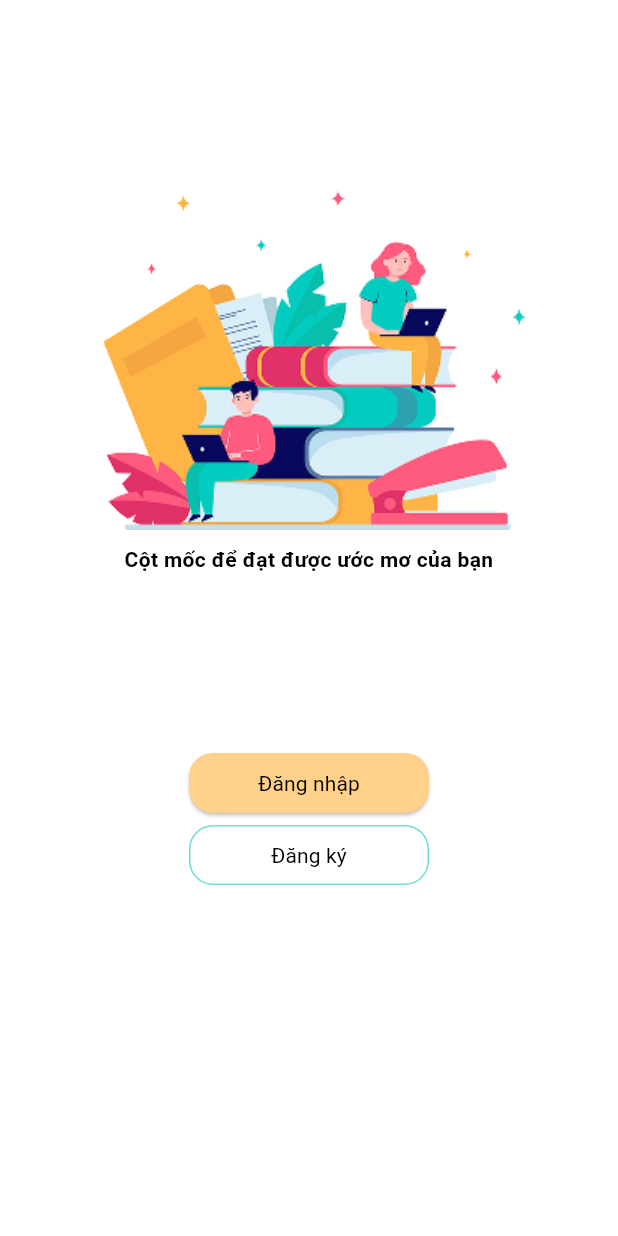
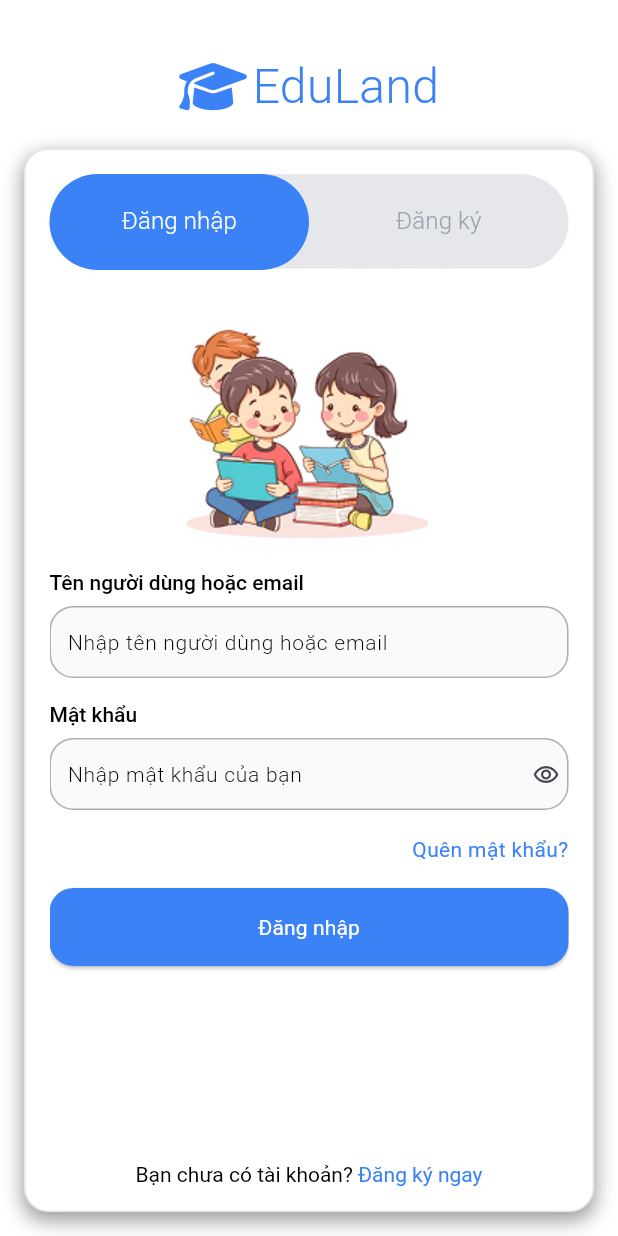
Before and after one commit to mdunggggg/mad_edu_land_fe, a Flutter app: the screen it shows after launch, after a tap on "Đăng nhập", on a phone screen of 412 x 824 dp. Run offline on Flutter 3.47's test engine with Material 3 defaults, Android fonts, the phone set to English and light mode, and no system bars; our stand-ins replace auto_route, dio, easy_localization, freezed_annotation, pretty_dio_logger, shared_preferences; missing offline and left inert: curl_logger_dio_interceptor.

Commit message:
[FE-ED-004]: Login screen (#4)
* [FE-ED-004]: add tabview login & register

* [FE-ED-004]: add app input

* [FE-ED-004]: config ios

* [FE-ED-004]: login screen

---------

Co-authored-by: Hoàng Mạnh Dũng <dung.hm@teko.vn>

```diff
--- a/assets/translations/en.json
+++ b/assets/translations/en.json
@@ -63,7 +63,7 @@
   "enter_question": "Enter your question",
   "enter_username_or_email": "Enter your username or email",
   "excellent": "Excellent",
-  "forgot_password": "Forgot Password",
+  "forgot_password": "Forgot Password?",
   "forum": "Forum",
   "forum_post": "Forum Post",
   "fri": "Fri",
--- a/assets/translations/vi.json
+++ b/assets/translations/vi.json
@@ -63,7 +63,7 @@
   "enter_question": "Nhập câu hỏi của bạn",
   "enter_username_or_email": "Nhập tên người dùng hoặc email",
   "excellent": "Xuất sắc",
-  "forgot_password": "Quên mật khẩu",
+  "forgot_password": "Quên mật khẩu?",
   "forum": "Diễn đàn",
   "forum_post": "Bài đăng",
   "fri": "Thứ Sáu",
--- /dev/null
+++ b/lib/src/feature/components/app_input.dart
@@ -0,0 +1,135 @@
+import 'package:edu_land/src/resources/constant/app_colors.dart';
+import 'package:edu_land/src/resources/constant/app_styles.dart';
+import 'package:edu_land/src/shared/extension/ext_num.dart';
+import 'package:edu_land/src/shared/extension/ext_widget.dart';
+import 'package:flutter/material.dart';
+import 'package:flutter/services.dart';
+
+
+class AppInput extends StatelessWidget {
+  const AppInput({
+    super.key,
+    this.initialValue,
+    this.label,
+    this.padding,
+    this.radius,
+    required this.hintText,
+    this.controller,
+    this.suffixIcon,
+    this.prefixIcon,
+    this.validate,
+    this.textInputType = TextInputType.text,
+    this.required = false,
+    this.readOnly = false,
+    this.onTap,
+    this.onChanged,
+    this.onConfirm,
+    this.onTapOutside,
+    this.inputFormatters,
+  });
+
+  final String? initialValue;
+  final String? label;
+  final EdgeInsetsGeometry? padding;
+  final double? radius;
+  final String hintText;
+  final TextEditingController? controller;
+  final TextInputType textInputType;
+  final Widget? suffixIcon;
+  final Widget? prefixIcon;
+  final String? Function(String? value)? validate;
+  final bool readOnly;
+  final bool required;
+  final Function? onTap;
+  final Function(String)? onChanged;
+  final Function(String)? onConfirm;
+  final Function()? onTapOutside;
+  final TextAlign textAlign = TextAlign.start;
+  final List<TextInputFormatter>? inputFormatters;
+
+  @override
+  Widget build(BuildContext context) {
+    return Column(
+      crossAxisAlignment: CrossAxisAlignment.start,
+      mainAxisSize: MainAxisSize.min,
+      children: [
+        if (label != null)
+          RichText(
+            text: TextSpan(
+              text: label,
+              style: StyleApp.medium(),
+              children: [
+                if (required)
+                  TextSpan(text: ' *', style: StyleApp.medium(color: Colors.red),)
+              ],
+            ),
+          ),
+        if (label != null) 8.height,
+        TextFormField(
+          initialValue: initialValue,
+          readOnly: readOnly,
+          onTap: () {
+            if (onTap != null) onTap?.call();
+          },
+          onChanged: (String? value) {
+            if (value != null && onChanged != null) {
+              onChanged!(value);
+            }
+          },
+          onFieldSubmitted: (value) {
+            if (onConfirm != null) {
+              onConfirm!(value);
+            }
+          },
+          onTapOutside: (event) =>
+          onTapOutside?.call() ??
+              FocusManager.instance.primaryFocus?.unfocus(),
+          keyboardType: textInputType,
+          controller: controller,
+          textAlign: textAlign,
+          validator: validate,
+          inputFormatters: inputFormatters,
+          decoration: InputDecoration(
+            filled: true,
+            fillColor: const Color(AppColors.cF9),
+            hintText: hintText,
+            hintStyle: StyleApp.light(),
+            isDense: true,
+            border: OutlineInputBorder(
+              borderRadius: 16.radius,
+              borderSide: BorderSide(
+                color: Colors.black.withOpacity(0.3),
+                width: 1,
+              ),
+            ),
+            enabledBorder: OutlineInputBorder(
+              borderRadius: 16.radius,
+              borderSide:  BorderSide(
+                color: Colors.black.withOpacity(0.3),
+                width: 1,
+              ),
+            ),
+            focusedBorder: OutlineInputBorder(
+              borderRadius: 16.radius,
+              borderSide: const BorderSide(
+                color: Colors.black,
+                width: 1,
+              ),
+            ),
+            contentPadding: 8.paddingHor + 12.paddingVer,
+            suffixIcon: suffixIcon?.padding(6.paddingHor),
+            prefixIcon: prefixIcon?.padding(6.paddingHor),
+            suffixIconConstraints: const BoxConstraints(
+              minHeight: 16,
+              minWidth: 16,
+            ),
+            prefixIconConstraints: const BoxConstraints(
+              minHeight: 16,
+              minWidth: 16,
+            ),
+          ),
+        ),
+      ],
+    );
+  }
+}
--- /dev/null
+++ b/lib/src/feature/components/app_input_password.dart
@@ -0,0 +1,146 @@
+import 'package:edu_land/src/resources/constant/app_styles.dart';
+import 'package:edu_land/src/shared/extension/ext_num.dart';
+import 'package:edu_land/src/shared/extension/ext_widget.dart';
+import 'package:flutter/material.dart';
+import 'package:flutter/services.dart';
+
+import '../../resources/constant/app_colors.dart';
+
+class AppInputPassword extends StatelessWidget {
+  AppInputPassword({
+    super.key,
+    this.initialValue,
+    this.label,
+    this.padding,
+    this.radius,
+    required this.hintText,
+    this.controller,
+    this.prefixIcon,
+    this.validate,
+    this.textInputType = TextInputType.text,
+    this.required = false,
+    this.readOnly = false,
+    this.onTap,
+    this.onChanged,
+    this.onConfirm,
+    this.onTapOutside,
+    this.inputFormatters,
+  });
+
+  final String? initialValue;
+  final String? label;
+  final EdgeInsetsGeometry? padding;
+  final double? radius;
+  final String hintText;
+  final TextEditingController? controller;
+  final TextInputType textInputType;
+  final Widget? prefixIcon;
+  final String? Function(String? value)? validate;
+  final bool readOnly;
+  final bool required;
+  final Function? onTap;
+  final Function(String)? onChanged;
+  final Function(String)? onConfirm;
+  final Function()? onTapOutside;
+  final TextAlign textAlign = TextAlign.start;
+  final List<TextInputFormatter>? inputFormatters;
+
+  final ValueNotifier<bool> showPass = ValueNotifier(false);
+
+  @override
+  Widget build(BuildContext context) {
+    return Column(
+      crossAxisAlignment: CrossAxisAlignment.start,
+      mainAxisSize: MainAxisSize.min,
+      children: [
+        if (label != null)
+          RichText(
+            text: TextSpan(
+              text: label,
+              style: StyleApp.medium(),
+              children: [
+                if (required)
+                  TextSpan(
+                    text: ' *',
+                    style: StyleApp.medium(color: Colors.red),
+                  )
+              ],
+            ),
+          ),
+        if (label != null) 8.height,
+        ValueListenableBuilder(valueListenable: showPass, builder: (context, value, child) {
+          return TextFormField(
+            initialValue: initialValue,
+            readOnly: readOnly,
+            onTap: () {
+              if (onTap != null) onTap?.call();
+            },
+            onChanged: (String? value) {
+              if (value != null && onChanged != null) {
+                onChanged!(value);
+              }
+            },
+            onFieldSubmitted: (value) {
+              if (onConfirm != null) {
+                onConfirm!(value);
+              }
+            },
+            onTapOutside: (event) =>
+            onTapOutside?.call() ??
+                FocusManager.instance.primaryFocus?.unfocus(),
+            keyboardType: textInputType,
+            controller: controller,
+            textAlign: textAlign,
+            validator: validate,
+            obscureText: !value,
+            inputFormatters: inputFormatters,
+            decoration: InputDecoration(
+              filled: true,
+              fillColor: const Color(AppColors.cF9),
+              hintText: hintText,
+              hintStyle: StyleApp.light(),
+              isDense: true,
+              border: OutlineInputBorder(
+                borderRadius: 16.radius,
+                borderSide: BorderSide(
+                  color: Colors.black.withOpacity(0.3),
+                  width: 1,
+                ),
+              ),
+              enabledBorder: OutlineInputBorder(
+                borderRadius: 16.radius,
+                borderSide: BorderSide(
+                  color: Colors.black.withOpacity(0.3),
+                  width: 1,
+                ),
+              ),
+              focusedBorder: OutlineInputBorder(
+                borderRadius: 16.radius,
+                borderSide: const BorderSide(
+                  color: Colors.black,
+                  width: 1,
+                ),
+              ),
+              contentPadding: 8.paddingHor + 12.paddingVer,
+              suffixIcon: InkWell(
+                onTap: () => showPass.value = !showPass.value,
+                child: Icon(value ? Icons.remove_red_eye : Icons
+                    .remove_red_eye_outlined),
+              ).padding(6.paddingHor),
+              prefixIcon: prefixIcon?.padding(6.paddingHor),
+              suffixIconConstraints: const BoxConstraints(
+                minHeight: 16,
+                minWidth: 16,
+              ),
+              prefixIconConstraints: const BoxConstraints(
+                minHeight: 16,
+                minWidth: 16,
+              ),
+            ),
+          );
+        },)
+
+      ],
+    );
+  }
+}
--- a/lib/src/feature/components/primary_button.dart
+++ b/lib/src/feature/components/primary_button.dart
@@ -9,11 +9,14 @@ class PrimaryButton extends StatelessWidget {
   final double paddingVer;
   final String text;
   final Color color;
+  final TextStyle? textStyle;
+
 
   const PrimaryButton({
     super.key,
     required this.text,
     required this.onClick,
+    this.textStyle,
     this.paddingHor = 16,
     this.paddingVer = 8, required this.color,
   });
@@ -33,7 +36,7 @@ class PrimaryButton extends StatelessWidget {
         text,
         maxLines: 1,
         softWrap: false,
-        style: StyleApp.normal(),
+        style: textStyle ?? StyleApp.normal(),
       ),
     );
   }
--- /dev/null
+++ b/lib/src/feature/screen/login_and_register/login/login_screen.dart
@@ -0,0 +1,79 @@
+import 'package:edu_land/src/feature/components/app_input.dart';
+import 'package:edu_land/src/feature/components/primary_button.dart';
+import 'package:edu_land/src/resources/constant/app_colors.dart';
+import 'package:edu_land/src/resources/constant/app_images.dart';
+import 'package:edu_land/src/resources/constant/app_strings.dart';
+import 'package:edu_land/src/resources/constant/app_styles.dart';
+import 'package:edu_land/src/shared/extension/ext_num.dart';
+import 'package:flutter/gestures.dart';
+import 'package:flutter/material.dart';
+
+import '../../../components/app_input_password.dart';
+
+class LoginScreen extends StatefulWidget {
+  const LoginScreen({super.key, required this.onRegister});
+
+  final VoidCallback onRegister;
+
+  @override
+  State<LoginScreen> createState() => _LoginScreenState();
+}
+
+class _LoginScreenState extends State<LoginScreen> {
+  @override
+  Widget build(BuildContext context) {
+    return Column(
+      crossAxisAlignment: CrossAxisAlignment.stretch,
+      children: [
+        Image.asset(
+          AppImages.imgLogin,
+          height: 192,
+        ),
+        8.height,
+        AppInput(
+          label: AppStrings.usernameOrEmail,
+          hintText: AppStrings.enterUsernameOrEmail,
+        ),
+        16.height,
+        AppInputPassword(
+          label: AppStrings.password,
+          hintText: AppStrings.enterPassword,
+        ),
+        16.height,
+        Text(
+          AppStrings.forgotPassword,
+          style: StyleApp.normal(color: const Color(AppColors.c3B)),
+          textAlign: TextAlign.right,
+        ),
+        16.height,
+        PrimaryButton(
+          text: AppStrings.txtLogin,
+          onClick: () {},
+          color: const Color(AppColors.c3B),
+          paddingVer: 16,
+          textStyle: StyleApp.normal(color: const Color(AppColors.cFFFF)),
+        ),
+        const Spacer(),
+        RichText(
+          textAlign: TextAlign.center,
+          text: TextSpan(
+            text: '${AppStrings.dontHaveAccount} ',
+            style: StyleApp.normal(),
+            children: [
+              TextSpan(
+                text: AppStrings.registerNow,
+                style: StyleApp.normal(
+                  color: const Color(
+                    AppColors.c3B,
+                  ),
+                ),
+                recognizer: TapGestureRecognizer()
+                  ..onTap = widget.onRegister,
+              ),
+            ],
+          ),
+        ),
+      ],
+    );
+  }
+}
--- /dev/null
+++ b/lib/src/feature/screen/login_and_register/login_and_register_screen.dart
@@ -0,0 +1,143 @@
+import 'package:auto_route/annotations.dart';
+import 'package:edu_land/src/feature/components/fa_icon.dart';
+import 'package:edu_land/src/feature/screen/login_and_register/login/login_screen.dart';
+import 'package:edu_land/src/resources/constant/app_colors.dart';
+import 'package:edu_land/src/resources/constant/app_strings.dart';
+import 'package:edu_land/src/resources/constant/app_styles.dart';
+import 'package:edu_land/src/shared/extension/ext_num.dart';
+import 'package:edu_land/src/shared/extension/ext_widget.dart';
+import 'package:flutter/material.dart';
+
+@RoutePage()
+class LoginAndRegisterScreen extends StatefulWidget {
+  const LoginAndRegisterScreen({super.key});
+
+  @override
+  State<LoginAndRegisterScreen> createState() => _LoginAndRegisterScreenState();
+}
+
+class _LoginAndRegisterScreenState extends State<LoginAndRegisterScreen>
+    with TickerProviderStateMixin {
+  late final TabController tabController;
+
+  @override
+  void initState() {
+    tabController = TabController(length: 2, vsync: this);
+    super.initState();
+  }
+
+  @override
+  Widget build(BuildContext context) {
+    return Scaffold(
+      backgroundColor: const Color(AppColors.cFFFF),
+      resizeToAvoidBottomInset: false,
+      body: Column(
+        crossAxisAlignment: CrossAxisAlignment.stretch,
+        children: [
+          32.height,
+          _buildHeader(),
+          _loginAndRegister(),
+        ],
+      ),
+    );
+  }
+
+  _buildHeader() {
+    return Row(
+      mainAxisAlignment: MainAxisAlignment.center,
+      children: [
+        const FaIcon(
+          iconCode: 'f19d',
+          color: Color(AppColors.c3B),
+          size: 36,
+          type: FaIconType.solid,
+        ),
+        const Text(' '),
+        Text(
+          AppStrings.appName,
+          style:
+              StyleApp.light(fontSize: 32, color: const Color(AppColors.c3B)),
+          textAlign: TextAlign.center,
+        ),
+      ],
+    );
+  }
+
+  _loginAndRegister() {
+    return Expanded(
+      child: Container(
+        margin: 16.padding,
+        padding: 16.padding,
+        decoration: BoxDecoration(
+          color: const Color(AppColors.cFFFF),
+          borderRadius: 16.radius,
+          border: Border.all(
+            color: const Color(AppColors.cE5),
+          ),
+          boxShadow: const [
+            BoxShadow(
+              color: Colors.grey,
+              blurRadius: 10,
+              spreadRadius: 1,
+              offset: Offset(0, 5),
+            ),
+          ],
+        ),
+        child: Column(
+          children: [
+            _buildTabar(),
+            _buildTabView(),
+          ],
+        ),
+      ),
+    );
+  }
+
+  _buildTabar() {
+    return Container(
+      decoration: BoxDecoration(
+        color: const Color(AppColors.cE5),
+        borderRadius: 999.radius,
+      ),
+      child: TabBar(
+        controller: tabController,
+        labelColor: const Color(AppColors.cFFFF),
+        unselectedLabelColor: const Color(AppColors.c9C),
+        indicator: BoxDecoration(
+          color: const Color(AppColors.c3B),
+          borderRadius: 999.radius,
+        ),
+        labelStyle: StyleApp.light(fontSize: 16),
+        indicatorColor: Colors.white,
+        dividerColor: Colors.white,
+        indicatorSize: TabBarIndicatorSize.tab,
+        tabs: [
+          Tab(
+            child: Text(
+              AppStrings.txtLogin,
+            ),
+          ).padding(8.paddingVer),
+          Tab(
+            child: Text(
+              AppStrings.register,
+            ),
+          ).padding(8.paddingVer),
+        ],
+      ),
+    );
+  }
+
+  _buildTabView() {
+    return Expanded(
+      child: TabBarView(
+        controller: tabController,
+        children: [
+          LoginScreen(
+            onRegister: () => tabController.animateTo(1),
+          ),
+          Container(),
+        ],
+      ),
+    );
+  }
+}
--- a/lib/src/feature/screen/welcome/welcome_screen.dart
+++ b/lib/src/feature/screen/welcome/welcome_screen.dart
@@ -1,9 +1,11 @@
 import 'package:auto_route/annotations.dart';
+import 'package:auto_route/auto_route.dart';
 import 'package:edu_land/src/feature/components/primary_button.dart';
 import 'package:edu_land/src/feature/components/secondary_button.dart';
 import 'package:edu_land/src/resources/constant/app_colors.dart';
 import 'package:edu_land/src/resources/constant/app_images.dart';
 import 'package:edu_land/src/resources/constant/app_styles.dart';
+import 'package:edu_land/src/router/router.gr.dart';
 import 'package:edu_land/src/shared/extension/ext_num.dart';
 import 'package:flutter/material.dart';
 
@@ -38,7 +40,9 @@ class WelcomeScreen extends StatelessWidget {
               width: 160,
               child: PrimaryButton(
                 text: AppStrings.txtLogin,
-                onClick: () {},
+                onClick: () {
+                  context.router.push(const LoginAndRegisterRoute());
+                },
                 color: const Color(AppColors.cFFD),
               ),
             ),
--- a/lib/src/resources/constant/app_images.dart
+++ b/lib/src/resources/constant/app_images.dart
@@ -1,4 +1,5 @@
 abstract class AppImages {
   static const String _packageName = 'assets/images';
   static const String imgWelcome = '$_packageName/img_welcome.png';
+  static const String imgLogin = '$_packageName/img_login.png';
 }
--- a/lib/src/router/router.dart
+++ b/lib/src/router/router.dart
@@ -7,5 +7,6 @@ class AppRouter extends RootStackRouter {
   List<AutoRoute> get routes => [
     AutoRoute(page: SplashRoute.page),
     AutoRoute(page: WelcomeRoute.page),
+    AutoRoute(page: LoginAndRegisterRoute.page),
   ];
 }
```
Also changed, not shown: assets/images/img_login.png (added), lib/src/router/router.gr.dart, 3 other files.
